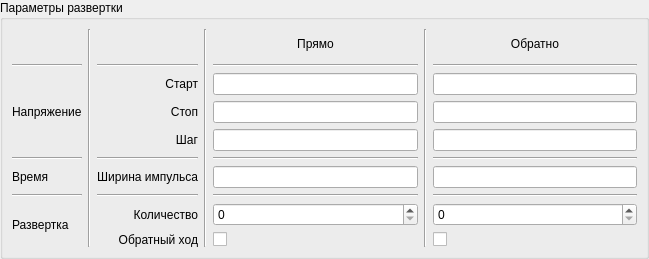
Above: gui/uies/signal_parameters.ui from neurocomputer/MemriBoard before the change. Below: the same form after it.
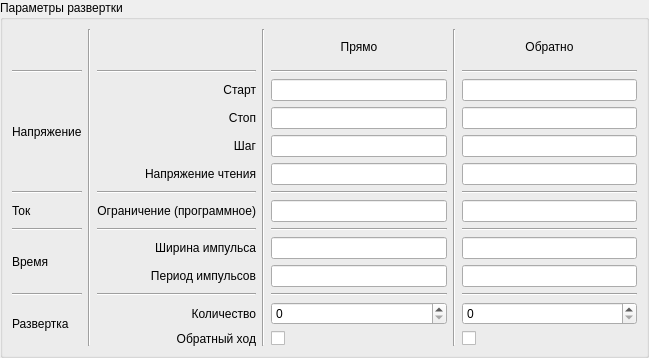
That is the form after the change. Custom widgets are drawn as their Qt base class.

Commit message: Signal UI integrated to visa

```diff
--- a/gui/uies/signal_parameters.ui
+++ b/gui/uies/signal_parameters.ui
@@ -7,7 +7,7 @@
     <x>0</x>
     <y>0</y>
     <width>649</width>
-    <height>259</height>
+    <height>358</height>
    </rect>
   </property>
   <property name="windowTitle">
@@ -32,6 +32,120 @@
       <string>Параметры развертки</string>
      </property>
      <layout class="QGridLayout" name="gridLayout">
+      <item row="0" column="4">
+       <widget class="QLabel" name="label_dir">
+        <property name="text">
+         <string>Прямо</string>
+        </property>
+        <property name="alignment">
+         <set>Qt::AlignCenter</set>
+        </property>
+       </widget>
+      </item>
+      <item row="8" column="4">
+       <widget class="Line" name="line_2_2">
+        <property name="orientation">
+         <enum>Qt::Horizontal</enum>
+        </property>
+       </widget>
+      </item>
+      <item row="8" column="0">
+       <widget class="Line" name="line_2_0">
+        <property name="orientation">
+         <enum>Qt::Horizontal</enum>
+        </property>
+       </widget>
+      </item>
+      <item row="9" column="4">
+       <widget class="ScientificQLineEdit" name="pulse_width_dir"/>
+      </item>
+      <item row="10" column="4">
+       <widget class="ScientificQLineEdit" name="pulse_period_dir"/>
+      </item>
+      <item row="3" column="4">
+       <widget class="ScientificQLineEdit" name="stop_dir"/>
+      </item>
+      <item row="9" column="6">
+       <widget class="ScientificQLineEdit" name="pulse_width_rev"/>
+      </item>
+      <item row="13" column="2">
+       <widget class="QLabel" name="label_double">
+        <property name="text">
+         <string>Обратный ход</string>
+        </property>
+        <property name="alignment">
+         <set>Qt::AlignRight|Qt::AlignTrailing|Qt::AlignVCenter</set>
+        </property>
+       </widget>
+      </item>
+      <item row="7" column="0">
+       <widget class="QLabel" name="label_compliance_val">
+        <property name="text">
+         <string>Ток</string>
+        </property>
+       </widget>
+      </item>
+      <item row="2" column="6">
+       <widget class="ScientificQLineEdit" name="start_rev"/>
+      </item>
+      <item row="11" column="6">
+       <widget class="Line" name="line_3_3">
+        <property name="orientation">
+         <enum>Qt::Horizontal</enum>
+        </property>
+       </widget>
+      </item>
+      <item row="9" column="0" rowspan="2">
+       <widget class="QLabel" name="label_time">
+        <property name="text">
+         <string>Время</string>
+        </property>
+       </widget>
+      </item>
+      <item row="12" column="2">
+       <widget class="QLabel" name="label_amount">
+        <property name="text">
+         <string>Количество</string>
+        </property>
+        <property name="alignment">
+         <set>Qt::AlignRight|Qt::AlignTrailing|Qt::AlignVCenter</set>
+        </property>
+       </widget>
+      </item>
+      <item row="3" column="2">
+       <widget class="QLabel" name="label_stop">
+        <property name="text">
+         <string>Стоп</string>
+        </property>
+        <property name="alignment">
+         <set>Qt::AlignRight|Qt::AlignTrailing|Qt::AlignVCenter</set>
+        </property>
+       </widget>
+      </item>
+      <item row="13" column="6">
+       <widget class="QCheckBox" name="double_rev">
+        <property name="text">
+         <string/>
+        </property>
+       </widget>
+      </item>
+      <item row="10" column="2">
+       <widget class="QLabel" name="label_pulse_period">
+        <property name="text">
+         <string>Период импульсов</string>
+        </property>
+        <property name="alignment">
+         <set>Qt::AlignRight|Qt::AlignTrailing|Qt::AlignVCenter</set>
+        </property>
+       </widget>
+      </item>
+      <item row="11" column="4">
+       <widget class="Line" name="line_3_2">
+        <property name="orientation">
+         <enum>Qt::Horizontal</enum>
+        </property>
+       </widget>
+      </item>
       <item row="1" column="6">
        <widget class="Line" name="line_0_3">
         <property name="orientation">
@@ -39,40 +153,71 @@
         </property>
        </widget>
       </item>
+      <item row="6" column="0">
+       <widget class="Line" name="line_1_0">
+        <property name="orientation">
+         <enum>Qt::Horizontal</enum>
+        </property>
+       </widget>
+      </item>
+      <item row="0" column="6">
+       <widget class="QLabel" name="label_rev">
+        <property name="text">
+         <string>Обратно</string>
+        </property>
+        <property name="alignment">
+         <set>Qt::AlignCenter</set>
+        </property>
+       </widget>
+      </item>
+      <item row="13" column="4">
+       <widget class="QCheckBox" name="double_dir">
+        <property name="text">
+         <string/>
+        </property>
+       </widget>
+      </item>
+      <item row="3" column="6">
+       <widget class="ScientificQLineEdit" name="stop_rev"/>
+      </item>
+      <item row="6" column="6">
+       <widget class="Line" name="line_1_3">
+        <property name="orientation">
+         <enum>Qt::Horizontal</enum>
+        </property>
+       </widget>
+      </item>
+      <item row="2" column="4">
+       <widget class="ScientificQLineEdit" name="start_dir"/>
+      </item>
       <item row="4" column="6">
        <widget class="ScientificQLineEdit" name="step_rev"/>
       </item>
-      <item row="5" column="6">
-       <widget class="Line" name="line_1_3">
-        <property name="orientation">
-         <enum>Qt::Horizontal</enum>
-        </property>
-       </widget>
-      </item>
-      <item row="0" column="1" rowspan="10">
-       <widget class="Line" name="line_v_0">
-        <property name="orientation">
-         <enum>Qt::Vertical</enum>
-        </property>
-       </widget>
-      </item>
-      <item row="3" column="4">
-       <widget class="ScientificQLineEdit" name="stop_dir"/>
-      </item>
-      <item row="0" column="5" rowspan="10">
-       <widget class="Line" name="line_v_2">
-        <property name="orientation">
-         <enum>Qt::Vertical</enum>
-        </property>
-       </widget>
-      </item>
       <item row="8" column="2">
-       <widget class="QLabel" name="label_amount">
-        <property name="text">
-         <string>Количество</string>
+       <widget class="Line" name="line_2_1">
+        <property name="orientation">
+         <enum>Qt::Horizontal</enum>
         </property>
-        <property name="alignment">
-         <set>Qt::AlignRight|Qt::AlignTrailing|Qt::AlignVCenter</set>
+       </widget>
+      </item>
+      <item row="11" column="0">
+       <widget class="Line" name="line_3_0">
+        <property name="orientation">
+         <enum>Qt::Horizontal</enum>
+        </property>
+       </widget>
+      </item>
+      <item row="1" column="4">
+       <widget class="Line" name="line_0_2">
+        <property name="orientation">
+         <enum>Qt::Horizontal</enum>
+        </property>
+       </widget>
+      </item>
+      <item row="8" column="6">
+       <widget class="Line" name="line_2_3">
+        <property name="orientation">
+         <enum>Qt::Horizontal</enum>
         </property>
        </widget>
       </item>
@@ -86,75 +231,55 @@
         </property>
        </widget>
       </item>
-      <item row="6" column="4">
-       <widget class="ScientificQLineEdit" name="pulse_width_dir"/>
+      <item row="1" column="0">
+       <widget class="Line" name="line_0_0">
+        <property name="orientation">
+         <enum>Qt::Horizontal</enum>
+        </property>
+       </widget>
       </item>
-      <item row="8" column="6">
+      <item row="0" column="5" rowspan="14">
+       <widget class="Line" name="line_v_2">
+        <property name="orientation">
+         <enum>Qt::Vertical</enum>
+        </property>
+       </widget>
+      </item>
+      <item row="12" column="6">
        <widget class="QSpinBox" name="amount_rev">
         <property name="maximum">
          <number>99999</number>
         </property>
        </widget>
       </item>
-      <item row="8" column="0" rowspan="2">
+      <item row="11" column="2">
+       <widget class="Line" name="line_3_1">
+        <property name="orientation">
+         <enum>Qt::Horizontal</enum>
+        </property>
+       </widget>
+      </item>
+      <item row="12" column="0" rowspan="2">
        <widget class="QLabel" name="label_sweep_params">
         <property name="text">
          <string>Развертка</string>
         </property>
        </widget>
       </item>
-      <item row="3" column="6">
-       <widget class="ScientificQLineEdit" name="stop_rev"/>
+      <item row="4" column="4">
+       <widget class="ScientificQLineEdit" name="step_dir"/>
       </item>
-      <item row="9" column="6">
-       <widget class="QCheckBox" name="double_rev">
+      <item row="4" column="2">
+       <widget class="QLabel" name="label_step">
         <property name="text">
-         <string/>
-        </property>
-       </widget>
-      </item>
-      <item row="0" column="6">
-       <widget class="QLabel" name="label_rev">
-        <property name="text">
-         <string>Обратно</string>
+         <string>Шаг</string>
         </property>
         <property name="alignment">
-         <set>Qt::AlignCenter</set>
-        </property>
-       </widget>
-      </item>
-      <item row="5" column="2">
-       <widget class="Line" name="line_1_1">
-        <property name="orientation">
-         <enum>Qt::Horizontal</enum>
-        </property>
-       </widget>
-      </item>
-      <item row="7" column="0">
-       <widget class="Line" name="line_2_0">
-        <property name="orientation">
-         <enum>Qt::Horizontal</enum>
+         <set>Qt::AlignRight|Qt::AlignTrailing|Qt::AlignVCenter</set>
         </property>
        </widget>
       </item>
       <item row="9" column="2">
-       <widget class="QLabel" name="label_double">
-        <property name="text">
-         <string>Обратный ход</string>
-        </property>
-        <property name="alignment">
-         <set>Qt::AlignRight|Qt::AlignTrailing|Qt::AlignVCenter</set>
-        </property>
-       </widget>
-      </item>
-      <item row="6" column="0">
-       <widget class="QLabel" name="label_time">
-        <property name="text">
-         <string>Время</string>
-        </property>
-       </widget>
-      </item>
-      <item row="6" column="2">
        <widget class="QLabel" name="label_pulse_width">
         <property name="text">
          <string>Ширина импульса</string>
@@ -164,83 +289,51 @@
         </property>
        </widget>
       </item>
+      <item row="10" column="6">
+       <widget class="ScientificQLineEdit" name="pulse_period_rev"/>
+      </item>
+      <item row="0" column="1" rowspan="14">
+       <widget class="Line" name="line_v_0">
+        <property name="orientation">
+         <enum>Qt::Vertical</enum>
+        </property>
+       </widget>
+      </item>
       <item row="7" column="2">
-       <widget class="Line" name="line_2_1">
-        <property name="orientation">
-         <enum>Qt::Horizontal</enum>
+       <widget class="QLabel" name="label_compliance">
+        <property name="text">
+         <string>Ограничение (программное)</string>
         </property>
-       </widget>
-      </item>
-      <item row="5" column="0">
-       <widget class="Line" name="line_1_0">
-        <property name="orientation">
-         <enum>Qt::Horizontal</enum>
+        <property name="alignment">
+         <set>Qt::AlignRight|Qt::AlignTrailing|Qt::AlignVCenter</set>
         </property>
        </widget>
       </item>
-      <item row="7" column="4">
-       <widget class="Line" name="line_2_2">
-        <property name="orientation">
-         <enum>Qt::Horizontal</enum>
-        </property>
-       </widget>
-      </item>
-      <item row="1" column="0">
-       <widget class="Line" name="line_0_0">
+      <item row="6" column="4">
+       <widget class="Line" name="line_1_2">
         <property name="orientation">
          <enum>Qt::Horizontal</enum>
         </property>
        </widget>
       </item>
       <item row="7" column="6">
-       <widget class="Line" name="line_2_3">
+       <widget class="ScientificQLineEdit" name="compliance_rev"/>
+      </item>
+      <item row="6" column="2">
+       <widget class="Line" name="line_1_1">
         <property name="orientation">
          <enum>Qt::Horizontal</enum>
         </property>
        </widget>
       </item>
-      <item row="2" column="4">
-       <widget class="ScientificQLineEdit" name="start_dir"/>
-      </item>
-      <item row="2" column="0" rowspan="3">
-       <widget class="QLabel" name="label_sweep_val">
-        <property name="text">
-         <string>Напряжение</string>
-        </property>
-       </widget>
-      </item>
-      <item row="8" column="4">
+      <item row="12" column="4">
        <widget class="QSpinBox" name="amount_dir">
         <property name="maximum">
          <number>99999</number>
         </property>
        </widget>
       </item>
-      <item row="5" column="4">
-       <widget class="Line" name="line_1_2">
-        <property name="orientation">
-         <enum>Qt::Horizontal</enum>
-        </property>
-       </widget>
-      </item>
-      <item row="6" column="6">
-       <widget class="ScientificQLineEdit" name="pulse_width_rev"/>
-      </item>
-      <item row="9" column="4">
-       <widget class="QCheckBox" name="double_dir">
-        <property name="text">
-         <string/>
-        </property>
-       </widget>
-      </item>
-      <item row="1" column="4">
-       <widget class="Line" name="line_0_2">
-        <property name="orientation">
-         <enum>Qt::Horizontal</enum>
-        </property>
-       </widget>
-      </item>
-      <item row="0" column="3" rowspan="10">
+      <item row="0" column="3" rowspan="14">
        <widget class="Line" name="line_v_1">
         <property name="orientation">
          <enum>Qt::Vertical</enum>
@@ -254,39 +347,29 @@
         </property>
        </widget>
       </item>
-      <item row="4" column="4">
-       <widget class="ScientificQLineEdit" name="step_dir"/>
+      <item row="7" column="4">
+       <widget class="ScientificQLineEdit" name="compliance_dir"/>
       </item>
-      <item row="3" column="2">
-       <widget class="QLabel" name="label_stop">
+      <item row="5" column="2">
+       <widget class="QLabel" name="label_read_vol">
         <property name="text">
-         <string>Стоп</string>
+         <string>Напряжение чтения</string>
         </property>
         <property name="alignment">
          <set>Qt::AlignRight|Qt::AlignTrailing|Qt::AlignVCenter</set>
         </property>
        </widget>
       </item>
-      <item row="2" column="6">
-       <widget class="ScientificQLineEdit" name="start_rev"/>
+      <item row="5" column="4">
+       <widget class="ScientificQLineEdit" name="read_vol_dir"/>
       </item>
-      <item row="0" column="4">
-       <widget class="QLabel" name="label_dir">
-        <property name="text">
-         <string>Прямо</string>
-        </property>
-        <property name="alignment">
-         <set>Qt::AlignCenter</set>
-        </property>
-       </widget>
+      <item row="5" column="6">
+       <widget class="ScientificQLineEdit" name="read_vol_rev"/>
       </item>
-      <item row="4" column="2">
-       <widget class="QLabel" name="label_step">
+      <item row="2" column="0" rowspan="4">
+       <widget class="QLabel" name="label_sweep_val">
         <property name="text">
-         <string>Шаг</string>
-        </property>
-        <property name="alignment">
-         <set>Qt::AlignRight|Qt::AlignTrailing|Qt::AlignVCenter</set>
+         <string>Напряжение</string>
         </property>
        </widget>
       </item>
```
The commit also changes 35 other files.
